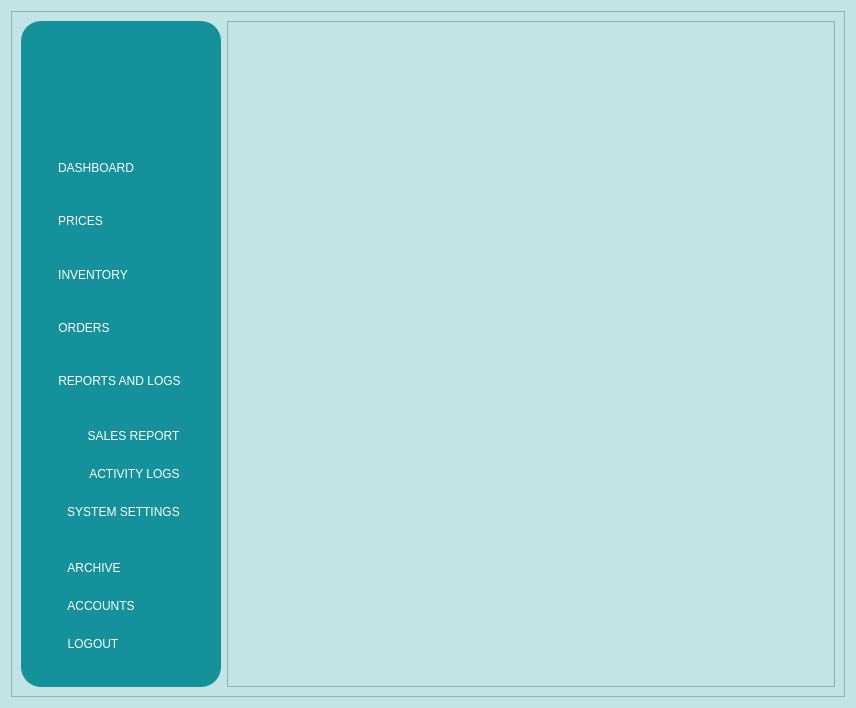
Old version of the form ui_designs/MainWindow.ui in the repository Kazu0210/Inventory-System.
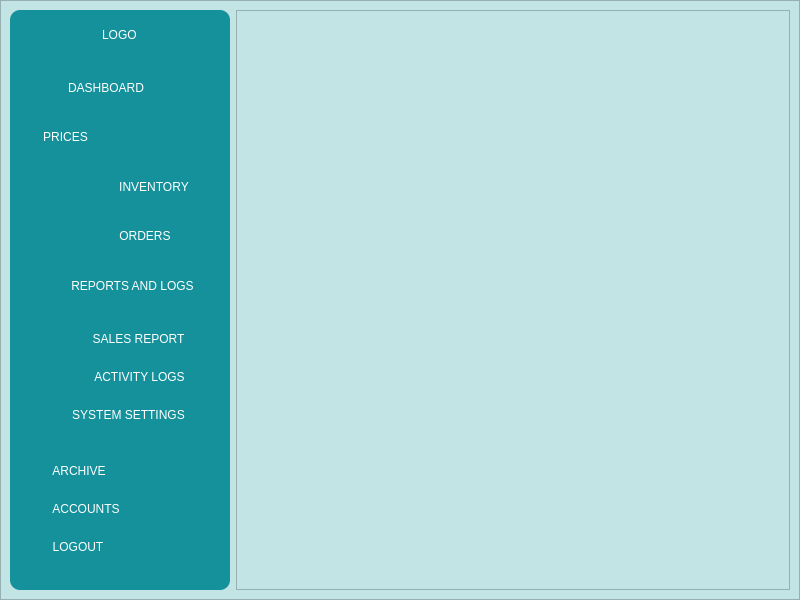
New version of the form. Icons and pictures are not drawn.

Patch:
```diff
--- a/ui_designs/MainWindow.ui
+++ b/ui_designs/MainWindow.ui
@@ -6,10 +6,16 @@
    <rect>
     <x>0</x>
     <y>0</y>
-    <width>856</width>
-    <height>708</height>
+    <width>800</width>
+    <height>600</height>
    </rect>
   </property>
+  <property name="minimumSize">
+   <size>
+    <width>800</width>
+    <height>600</height>
+   </size>
+  </property>
   <property name="font">
    <font>
     <family>Calibri</family>
@@ -27,6 +33,21 @@
 font: 75 11pt &quot;Calibri&quot;;</string>
   </property>
   <layout class="QHBoxLayout" name="horizontalLayout">
+   <property name="spacing">
+    <number>0</number>
+   </property>
+   <property name="leftMargin">
+    <number>0</number>
+   </property>
+   <property name="topMargin">
+    <number>0</number>
+   </property>
+   <property name="rightMargin">
+    <number>0</number>
+   </property>
+   <property name="bottomMargin">
+    <number>0</number>
+   </property>
    <item>
     <widget class="QFrame" name="frame">
      <property name="styleSheet">
@@ -41,21 +62,15 @@
      <layout class="QHBoxLayout" name="horizontalLayout_2">
       <item>
        <widget class="QFrame" name="frame_2">
-        <property name="minimumSize">
-         <size>
-          <width>100</width>
-          <height>0</height>
-         </size>
-        </property>
         <property name="maximumSize">
          <size>
-          <width>200</width>
+          <width>220</width>
           <height>16777215</height>
          </size>
         </property>
         <property name="styleSheet">
          <string notr="true">background-color:#15919B;
-border-radius:20px;</string>
+border-radius:10px;</string>
         </property>
         <property name="frameShape">
          <enum>QFrame::StyledPanel</enum>
@@ -66,21 +81,54 @@
         <layout class="QVBoxLayout" name="verticalLayout">
          <item>
           <widget class="QWidget" name="logo_img" native="true">
-           <property name="minimumSize">
-            <size>
-             <width>0</width>
-             <height>100</height>
-            </size>
-           </property>
            <property name="maximumSize">
             <size>
              <width>16777215</width>
-             <height>100</height>
+             <height>50</height>
             </size>
            </property>
-          </widget>
-         </item>
-         <item alignment="Qt::AlignHCenter">
+           <layout class="QVBoxLayout" name="verticalLayout_5">
+            <item alignment="Qt::AlignHCenter|Qt::AlignVCenter">
+             <widget class="QLabel" name="label">
+              <property name="styleSheet">
+               <string notr="true">color: #fff		</string>
+              </property>
+              <property name="text">
+               <string>LOGO</string>
+              </property>
+             </widget>
+            </item>
+           </layout>
+          </widget>
+         </item>
+         <item>
+          <widget class="QScrollArea" name="scrollArea">
+           <property name="widgetResizable">
+            <bool>true</bool>
+           </property>
+           <widget class="QWidget" name="scrollAreaWidgetContents">
+            <property name="geometry">
+             <rect>
+              <x>0</x>
+              <y>0</y>
+              <width>202</width>
+              <height>520</height>
+             </rect>
+            </property>
+            <layout class="QVBoxLayout" name="verticalLayout_7">
+             <property name="spacing">
+              <number>0</number>
+             </property>
+             <property name="leftMargin">
+              <number>0</number>
+             </property>
+             <property name="topMargin">
+              <number>0</number>
+             </property>
+             <property name="bottomMargin">
+              <number>0</number>
+             </property>
+             <item>
           <widget class="QFrame" name="frame_4">
            <property name="minimumSize">
             <size>
@@ -100,14 +148,23 @@
             <enum>QFrame::Raised</enum>
            </property>
            <layout class="QVBoxLayout" name="verticalLayout_2">
-            <item alignment="Qt::AlignLeft">
+                <item alignment="Qt::AlignLeft|Qt::AlignVCenter">
              <widget class="QFrame" name="frame_7">
+                  <property name="sizePolicy">
+                   <sizepolicy hsizetype="Expanding" vsizetype="Preferred">
+                    <horstretch>0</horstretch>
+                    <verstretch>0</verstretch>
+                   </sizepolicy>
+                  </property>
               <property name="maximumSize">
                <size>
                 <width>16777215</width>
                 <height>16777215</height>
                </size>
               </property>
+                  <property name="cursor">
+                   <cursorShape>PointingHandCursor</cursorShape>
+                  </property>
               <property name="frameShape">
                <enum>QFrame::StyledPanel</enum>
               </property>
@@ -115,6 +172,21 @@
                <enum>QFrame::Raised</enum>
               </property>
               <layout class="QHBoxLayout" name="horizontalLayout_3">
+                   <property name="spacing">
+                    <number>10</number>
+                   </property>
+                   <property name="leftMargin">
+                    <number>10</number>
+                   </property>
+                   <property name="topMargin">
+                    <number>10</number>
+                   </property>
+                   <property name="rightMargin">
+                    <number>10</number>
+                   </property>
+                   <property name="bottomMargin">
+                    <number>10</number>
+                   </property>
                <item alignment="Qt::AlignLeft">
                 <widget class="QFrame" name="dashboard_logo">
                  <property name="frameShape">
@@ -123,10 +195,61 @@
                  <property name="frameShadow">
                   <enum>QFrame::Raised</enum>
                  </property>
+                     <layout class="QVBoxLayout" name="verticalLayout_6">
+                      <property name="spacing">
+                       <number>0</number>
+                      </property>
+                      <property name="leftMargin">
+                       <number>0</number>
+                      </property>
+                      <property name="topMargin">
+                       <number>0</number>
+                      </property>
+                      <property name="rightMargin">
+                       <number>0</number>
+                      </property>
+                      <property name="bottomMargin">
+                       <number>0</number>
+                      </property>
+                      <item>
+                       <widget class="QLabel" name="label_2">
+                        <property name="sizePolicy">
+                         <sizepolicy hsizetype="Maximum" vsizetype="Maximum">
+                          <horstretch>0</horstretch>
+                          <verstretch>0</verstretch>
+                         </sizepolicy>
+                        </property>
+                        <property name="minimumSize">
+                         <size>
+                          <width>20</width>
+                          <height>20</height>
+                         </size>
+                        </property>
+                        <property name="maximumSize">
+                         <size>
+                          <width>20</width>
+                          <height>20</height>
+                         </size>
+                        </property>
+                        <property name="text">
+                         <string/>
+                        </property>
+                        <property name="pixmap">
+                         <pixmap>../../Custom Icons/dashboard.png</pixmap>
+                        </property>
+                        <property name="scaledContents">
+                         <bool>true</bool>
+                        </property>
+                       </widget>
+                      </item>
+                     </layout>
                 </widget>
                </item>
                <item alignment="Qt::AlignLeft">
                 <widget class="QPushButton" name="dashboard_btn">
+                     <property name="cursor">
+                      <cursorShape>PointingHandCursor</cursorShape>
+                     </property>
                  <property name="styleSheet">
                   <string notr="true">font-style:&quot;Alconica&quot;;</string>
                  </property>
@@ -155,10 +278,26 @@
                  <property name="frameShadow">
                   <enum>QFrame::Raised</enum>
                  </property>
+                     <widget class="QLabel" name="label_3">
+                      <property name="geometry">
+                       <rect>
+                        <x>0</x>
+                        <y>0</y>
+                        <width>47</width>
+                        <height>13</height>
+                       </rect>
+                      </property>
+                      <property name="text">
+                       <string/>
+                      </property>
+                      <property name="scaledContents">
+                       <bool>true</bool>
+                      </property>
+                     </widget>
                 </widget>
                </item>
                <item alignment="Qt::AlignLeft">
-                <widget class="QPushButton" name="accounts_btn">
+                    <widget class="QPushButton" name="prices_pushButton">
                  <property name="text">
                   <string>PRICES</string>
                  </property>
@@ -167,7 +306,7 @@
               </layout>
              </widget>
             </item>
-            <item alignment="Qt::AlignLeft">
+                <item>
              <widget class="QFrame" name="frame_9">
               <property name="frameShape">
                <enum>QFrame::StyledPanel</enum>
@@ -196,7 +335,7 @@
               </layout>
              </widget>
             </item>
-            <item alignment="Qt::AlignLeft">
+                <item>
              <widget class="QFrame" name="frame_11">
               <property name="frameShape">
                <enum>QFrame::StyledPanel</enum>
@@ -225,7 +364,7 @@
               </layout>
              </widget>
             </item>
-            <item alignment="Qt::AlignLeft">
+                <item>
              <widget class="QFrame" name="frame_10">
               <property name="frameShape">
                <enum>QFrame::StyledPanel</enum>
@@ -471,6 +610,10 @@
          </item>
         </layout>
        </widget>
+          </widget>
+         </item>
+        </layout>
+       </widget>
       </item>
       <item>
        <widget class="QFrame" name="frame_3">
@@ -483,6 +626,8 @@
        </widget>
       </item>
      </layout>
+     <zorder>frame_3</zorder>
+     <zorder>frame_2</zorder>
     </widget>
    </item>
   </layout>
```
Lines whose indentation alone changed are shown as unchanged.
